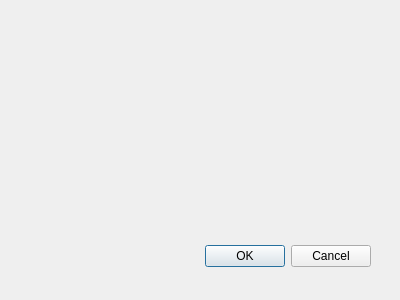
First picture: the form in pipeline_planner_dialog_base.ui, repository sakanataro0113/qgis-pipelineplanner, before the edit.
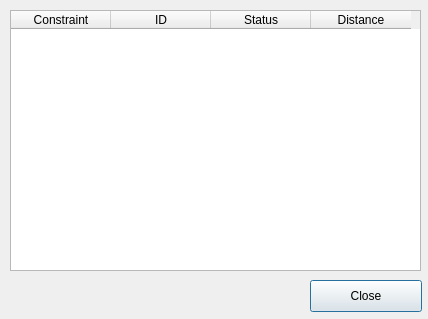
Second picture: the form after the edit.

```diff
--- a/pipeline_planner_dialog_base.ui
+++ b/pipeline_planner_dialog_base.ui
@@ -1,31 +1,62 @@
-<ui version="4.0" >
- <class>PipelinePlannerDialogBase</class>
- <widget class="QDialog" name="PipelinePlannerDialogBase" >
-  <property name="geometry" >
+<?xml version="1.0" encoding="UTF-8"?>
+<ui version="4.0">
+ <class>dlgPipelineDialog</class>
+ <widget class="QDialog" name="dlgPipelineDialog">
+  <property name="geometry">
    <rect>
     <x>0</x>
     <y>0</y>
-    <width>400</width>
-    <height>300</height>
+    <width>428</width>
+    <height>319</height>
    </rect>
   </property>
   <property name="windowTitle" >
    <string>Pipeline Planner</string>
   </property>
-  <widget class="QDialogButtonBox" name="button_box" >
-   <property name="geometry" >
+  <widget class="QTableWidget" name="tblImpacts">
+   <property name="geometry">
     <rect>
-     <x>30</x>
-     <y>240</y>
-     <width>341</width>
+     <x>10</x>
+     <y>10</y>
+     <width>411</width>
+     <height>261</height>
+    </rect>
+   </property>
+   <property name="alternatingRowColors">
+    <bool>true</bool>
+   </property>
+   <column>
+    <property name="text">
+     <string>Constraint</string>
+    </property>
+   </column>
+   <column>
+    <property name="text">
+     <string>ID</string>
+    </property>
+   </column>
+   <column>
+    <property name="text">
+     <string>Status</string>
+    </property>
+   </column>
+   <column>
+    <property name="text">
+     <string>Distance</string>
+    </property>
+   </column>
+  </widget>
+  <widget class="QPushButton" name="btnPush">
+   <property name="geometry">
+    <rect>
+     <x>310</x>
+     <y>280</y>
+     <width>112</width>
      <height>32</height>
     </rect>
    </property>
-   <property name="orientation" >
-    <enum>Qt::Horizontal</enum>
-   </property>
-   <property name="standardButtons" >
-    <set>QDialogButtonBox::Cancel|QDialogButtonBox::Ok</set>
+   <property name="text">
+    <string>Close</string>
    </property>
   </widget>
  </widget>
```
Left out of the diff: 36 changed lines with no effect on the pictures.
